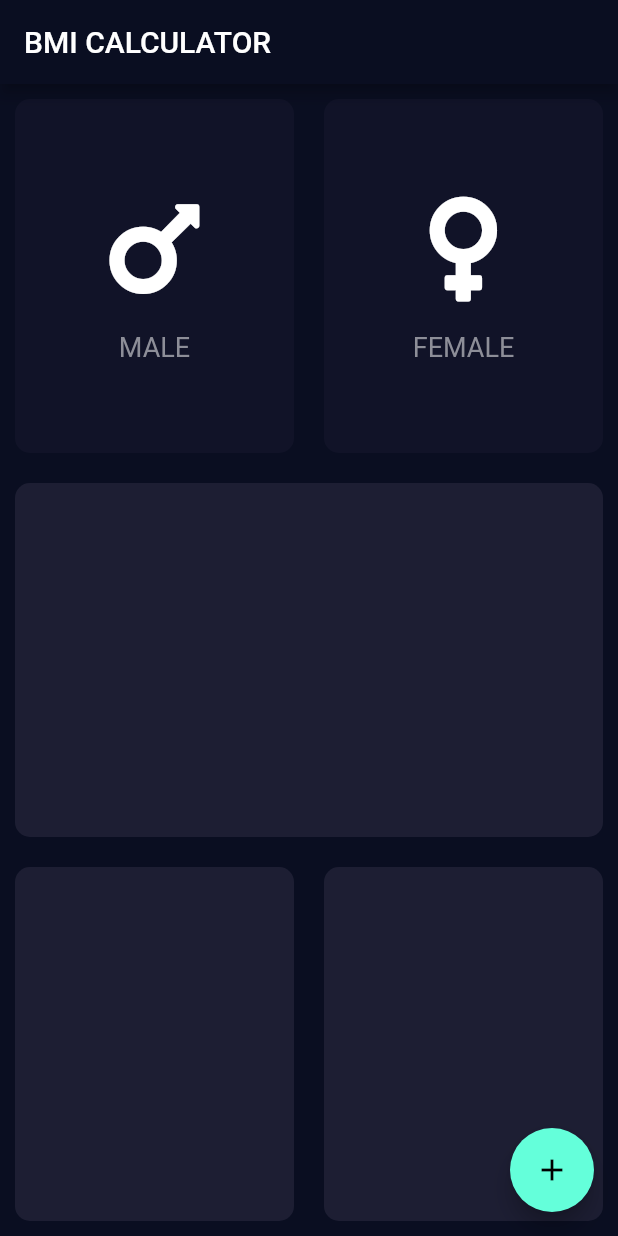
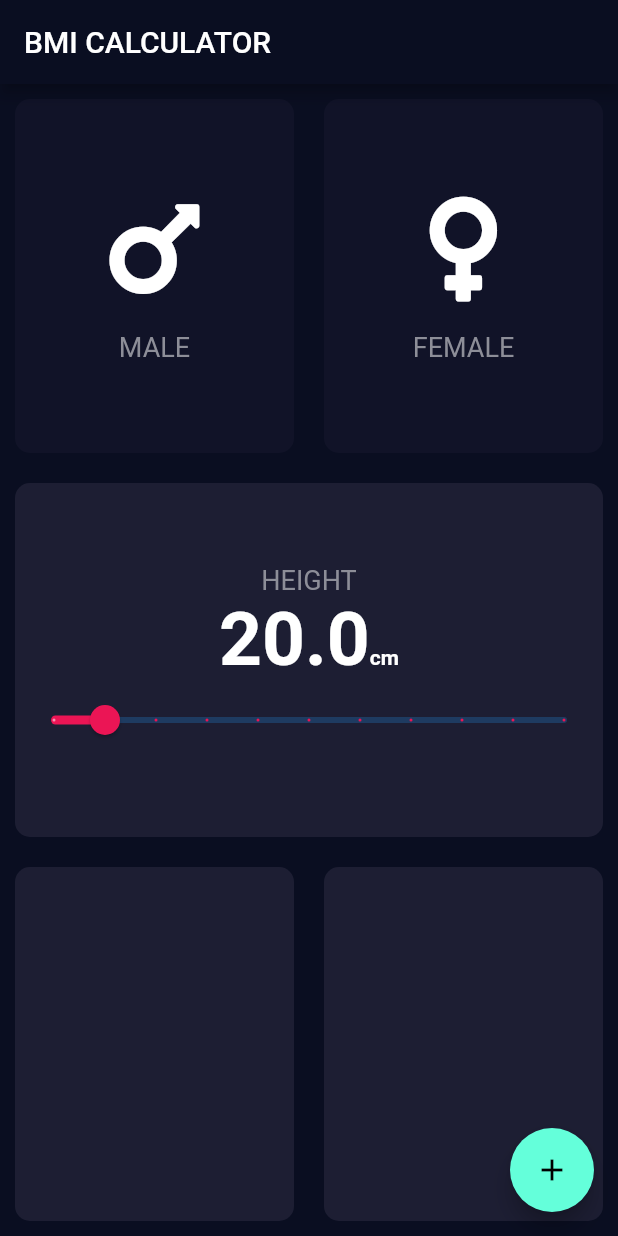
Before and after one commit to nabilgouri/BMI-application-calculator, a Flutter app: the screen it shows after launch, on a phone screen of 412 x 824 dp. Run offline on Flutter 3.47's test engine with Material 2 defaults, Android fonts, the phone set to English and light mode, and no system bars; our stand-ins replace font_awesome_flutter.

Commit message:
added the slider

```diff
--- /dev/null
+++ b/lib/constant.dart
@@ -0,0 +1,6 @@
+import 'package:flutter/material.dart';
+
+const labelTextStyle = TextStyle(
+  color: Color(0xFF8D8E98),
+  fontSize: 18,
+);
--- a/lib/custom_widgets.dart
+++ b/lib/custom_widgets.dart
@@ -1,4 +1,5 @@
 import 'package:flutter/material.dart';
+import 'constant.dart';
 
 class container_child_reusable extends StatelessWidget {
   container_child_reusable({@required this.text, @required this.icon});
@@ -21,10 +22,7 @@ class container_child_reusable extends StatelessWidget {
         ),
         Text(
           text,
-          style: TextStyle(
-            color: Color(0xFF8D8E98),
-            fontSize: 18,
-          ),
+          style: labelTextStyle,
         )
       ],
     );
@@ -32,18 +30,22 @@ class container_child_reusable extends StatelessWidget {
 }
 
 class custom_container extends StatelessWidget {
-  custom_container({@required this.clr, this.child_cont});
+  custom_container({@required this.clr, this.child_cont, this.onpress});
   final Color clr;
+  final Function onpress;
 
   final Widget child_cont;
   @override
   Widget build(BuildContext context) {
-    return Container(
-      child: child_cont,
-      margin: EdgeInsets.all(10.0),
-      decoration: BoxDecoration(
-        color: clr,
-        borderRadius: BorderRadius.circular(10),
+    return GestureDetector(
+      onTap: onpress,
+      child: Container(
+        child: child_cont,
+        margin: EdgeInsets.all(10.0),
+        decoration: BoxDecoration(
+          color: clr,
+          borderRadius: BorderRadius.circular(10),
+        ),
       ),
     );
   }
--- a/lib/inputPage.dart
+++ b/lib/inputPage.dart
@@ -1,6 +1,7 @@
 import 'package:flutter/material.dart';
 import 'package:font_awesome_flutter/font_awesome_flutter.dart';
 import 'custom_widgets.dart';
+import 'constant.dart';
 
 const activeCardColor = Color(0xFF1D1E33);
 const inactiveclr = Color(0xFF111328);
@@ -8,14 +9,13 @@ const bottom_button = Color(0xFFEB1555);
 enum Gender { male, female }
 
 class InputPage extends StatefulWidget {
-  var currentSliderValue = 20;
-
   @override
   _InputPageState createState() => _InputPageState();
 }
 
 class _InputPageState extends State<InputPage> {
   Gender selected_gender;
+  double _currentSliderValue = 20;
 
   @override
   Widget build(BuildContext context) {
@@ -23,19 +23,19 @@ class _InputPageState extends State<InputPage> {
       appBar: AppBar(
         title: Text('BMI CALCULATOR'),
       ),
-      body: Column(
+      body: SafeArea(
+        child: Column(
           children: [
             Expanded(
               child: Row(
                 children: [
                   Expanded(
-                  child: GestureDetector(
-                    onTap: () {
+                    child: custom_container(
+                      onpress: () {
                         setState(() {
                           selected_gender = Gender.male;
                         });
                       },
-                    child: custom_container(
                       clr: selected_gender == Gender.male
                           ? activeCardColor
                           : inactiveclr,
@@ -43,15 +43,13 @@ class _InputPageState extends State<InputPage> {
                           icon: FontAwesomeIcons.mars, text: 'MALE'),
                     ),
                   ),
-                ),
                   Expanded(
-                  child: GestureDetector(
-                    onTap: () {
+                    child: custom_container(
+                      onpress: () {
                         setState(() {
                           selected_gender = Gender.female;
                         });
                       },
-                    child: custom_container(
                       clr: selected_gender == Gender.female
                           ? activeCardColor
                           : inactiveclr,
@@ -60,13 +58,55 @@ class _InputPageState extends State<InputPage> {
                         text: 'FEMALE',
                       ),
                     ),
-                  ),
                   )
                 ],
               ),
             ),
             Expanded(
-            child: custom_container(clr: Color(0xFF1D1E33)),
+              child: custom_container(
+                clr: Color(0xFF1D1E33),
+                child_cont: Column(
+                  crossAxisAlignment: CrossAxisAlignment.center,
+                  mainAxisAlignment: MainAxisAlignment.center,
+                  children: [
+                    Text(
+                      'HEIGHT',
+                      style: labelTextStyle,
+                    ),
+                    Row(
+                      mainAxisAlignment: MainAxisAlignment.center,
+                      children: [
+                        Text(
+                          _currentSliderValue.toString(),
+                          style: TextStyle(
+                              fontSize: 50.0, fontWeight: FontWeight.bold),
+                        ),
+                        Padding(
+                          padding: EdgeInsets.only(top: 23.0),
+                          child: Text(
+                            'cm',
+                            style: TextStyle(
+                                fontSize: 14.0, fontWeight: FontWeight.bold),
+                          ),
+                        )
+                      ],
+                    ),
+                    Slider(
+                      activeColor: bottom_button,
+                      value: _currentSliderValue,
+                      min: 0,
+                      max: 200,
+                      divisions: 10,
+                      label: _currentSliderValue.round().toString(),
+                      onChanged: (double value) {
+                        setState(() {
+                          _currentSliderValue = value;
+                        });
+                      },
+                    )
+                  ],
+                ),
+              ),
             ),
             Expanded(
               child: Row(
@@ -82,6 +122,7 @@ class _InputPageState extends State<InputPage> {
             ),
           ],
         ),
+      ),
       floatingActionButton: FloatingActionButton(
         child: Icon(Icons.add),
       ),
```
Lines whose indentation alone changed are shown as unchanged.
